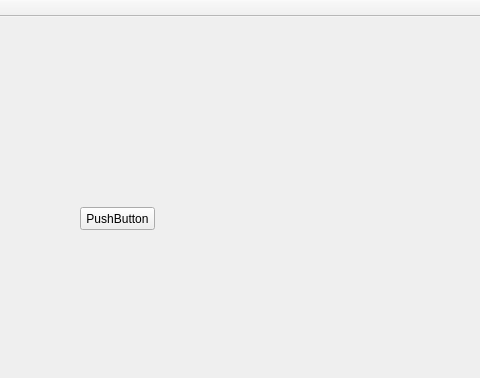
First picture: the form in mainwindow.ui, repository adigyran/FestService, before the edit; both pictures show x 170 to 650 and y 0 to 378 of the 650 by 465 pixel window.
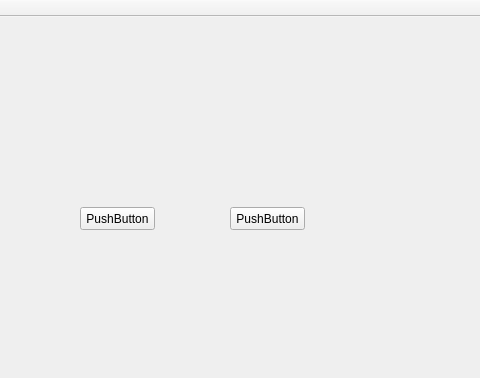
Second picture: the form after the edit.

Commit message: добавлена еще одна кнопка

Diff of the .ui file:
```diff
--- a/mainwindow.ui
+++ b/mainwindow.ui
@@ -27,6 +27,19 @@
      <string>PushButton</string>
     </property>
    </widget>
+   <widget class="QPushButton" name="pushButton_2">
+    <property name="geometry">
+     <rect>
+      <x>400</x>
+      <y>190</y>
+      <width>75</width>
+      <height>23</height>
+     </rect>
+    </property>
+    <property name="text">
+     <string>PushButton</string>
+    </property>
+   </widget>
   </widget>
   <widget class="QMenuBar" name="menuBar">
    <property name="geometry">
```
